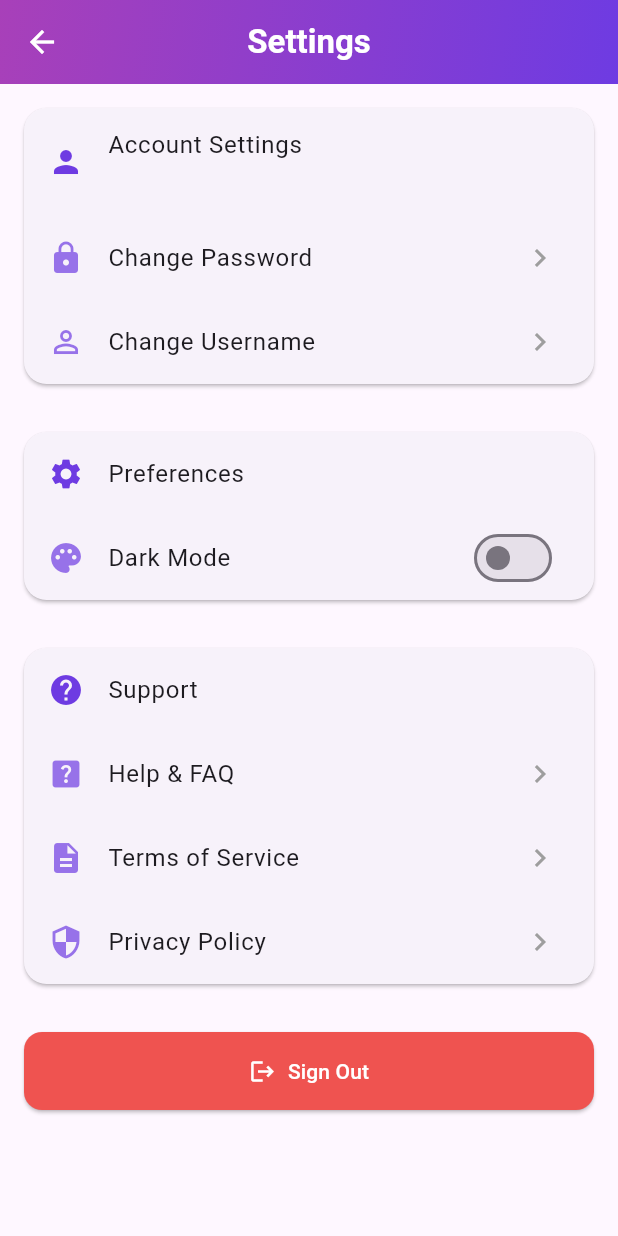
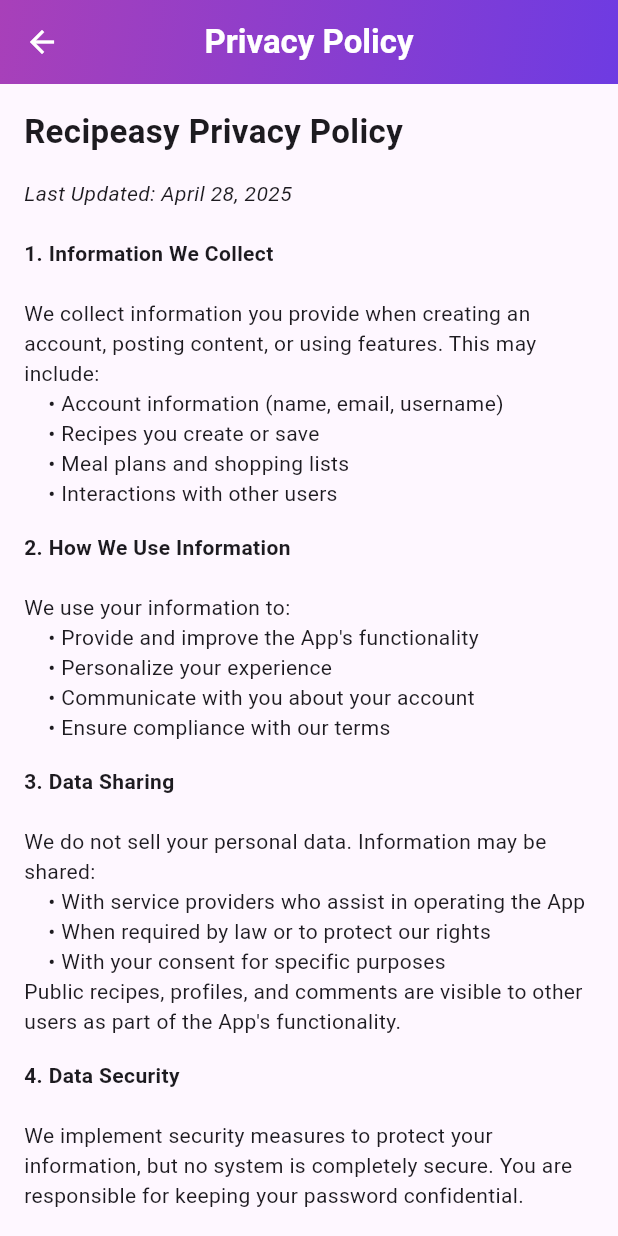
Before and after one commit to Shamsfathalla/Recipeasy, a Flutter app: the SettingsPage screen opened directly, after a tap on "Privacy Policy", on a phone screen of 412 x 824 dp. Run offline on Flutter 3.47's test engine with Material 3 defaults, Android fonts, the light colour scheme and no system bars; our stand-ins replace cloud_firestore, firebase_auth, firebase_core, shared_preferences; accounts and stored records are empty.

Commit message:
Final App

```diff
--- /dev/null
+++ b/lib/pages/privacy_policy_page.dart
@@ -0,0 +1,166 @@
+import 'package:flutter/material.dart';
+
+class PrivacyPolicyPage extends StatelessWidget {
+  const PrivacyPolicyPage({super.key});
+
+  @override
+  Widget build(BuildContext context) {
+    return Scaffold(
+      appBar: AppBar(
+        title: const Text(
+          'Privacy Policy',
+          style: TextStyle(
+            color: Colors.white,
+            fontWeight: FontWeight.bold,
+          ),
+        ),
+        centerTitle: true,
+        elevation: 0,
+        flexibleSpace: Container(
+          decoration: const BoxDecoration(
+            gradient: LinearGradient(
+              colors: [
+                Color.fromRGBO(168, 64, 185, 1),
+                Color.fromRGBO(110, 59, 226, 1),
+              ],
+              begin: Alignment.topLeft,
+              end: Alignment.bottomRight,
+            ),
+          ),
+        ),
+        iconTheme: const IconThemeData(
+          color: Colors.white,
+        ),
+      ),
+      body: SingleChildScrollView(
+        padding: const EdgeInsets.all(16.0),
+        child: Column(
+          crossAxisAlignment: CrossAxisAlignment.start,
+          children: [
+            const Text(
+              'Recipeasy Privacy Policy',
+              style: TextStyle(fontSize: 22, fontWeight: FontWeight.bold),
+            ),
+            const SizedBox(height: 16),
+            const Text(
+              'Last Updated: April 28, 2025\n',
+              style: TextStyle(fontStyle: FontStyle.italic),
+            ),
+            const Text(
+              '1. Information We Collect\n',
+              style: TextStyle(fontWeight: FontWeight.bold),
+            ),
+            const Text(
+              'We collect information you provide when creating an account, posting content, or using features. This may include:',
+            ),
+            const Padding(
+              padding: EdgeInsets.only(left: 16.0),
+              child: Column(
+                crossAxisAlignment: CrossAxisAlignment.start,
+                children: [
+                  Text('• Account information (name, email, username)'),
+                  Text('• Recipes you create or save'),
+                  Text('• Meal plans and shopping lists'),
+                  Text('• Interactions with other users'),
+                ],
+              ),
+            ),
+            const SizedBox(height: 16),
+            const Text(
+              '2. How We Use Information\n',
+              style: TextStyle(fontWeight: FontWeight.bold),
+            ),
+            const Text(
+              'We use your information to:',
+            ),
+            const Padding(
+              padding: EdgeInsets.only(left: 16.0),
+              child: Column(
+                crossAxisAlignment: CrossAxisAlignment.start,
+                children: [
+                  Text('• Provide and improve the App\'s functionality'),
+                  Text('• Personalize your experience'),
+                  Text('• Communicate with you about your account'),
+                  Text('• Ensure compliance with our terms'),
+                ],
+              ),
+            ),
+            const SizedBox(height: 16),
+            const Text(
+              '3. Data Sharing\n',
+              style: TextStyle(fontWeight: FontWeight.bold),
+            ),
+            const Text(
+              'We do not sell your personal data. Information may be shared:',
+            ),
+            const Padding(
+              padding: EdgeInsets.only(left: 16.0),
+              child: Column(
+                crossAxisAlignment: CrossAxisAlignment.start,
+                children: [
+                  Text('• With service providers who assist in operating the App'),
+                  Text('• When required by law or to protect our rights'),
+                  Text('• With your consent for specific purposes'),
+                ],
+              ),
+            ),
+            const Text(
+              'Public recipes, profiles, and comments are visible to other users as part of the App\'s functionality.',
+            ),
+            const SizedBox(height: 16),
+            const Text(
+              '4. Data Security\n',
+              style: TextStyle(fontWeight: FontWeight.bold),
+            ),
+            const Text(
+              'We implement security measures to protect your information, but no system is completely secure. You are responsible for keeping your password confidential.',
+            ),
+            const SizedBox(height: 16),
+            const Text(
+              '5. Your Choices\n',
+              style: TextStyle(fontWeight: FontWeight.bold),
+            ),
+            const Text(
+              'You can:',
+            ),
+            const Padding(
+              padding: EdgeInsets.only(left: 16.0),
+              child: Column(
+                crossAxisAlignment: CrossAxisAlignment.start,
+                children: [
+                  Text('• Update account information in settings'),
+                  Text('• Delete your account at any time'),
+                  Text('• Adjust notification preferences'),
+                ],
+              ),
+            ),
+            const SizedBox(height: 16),
+            const Text(
+              '6. Children\'s Privacy\n',
+              style: TextStyle(fontWeight: FontWeight.bold),
+            ),
+            const Text(
+              'Recipeasy is not intended for children under 13. We do not knowingly collect data from children under 13.',
+            ),
+            const SizedBox(height: 16),
+            const Text(
+              '7. Changes to This Policy\n',
+              style: TextStyle(fontWeight: FontWeight.bold),
+            ),
+            const Text(
+              'We may update this policy. Continued use after changes constitutes acceptance of the new policy.',
+            ),
+            const SizedBox(height: 16),
+            const Text(
+              '8. Contact Us\n',
+              style: TextStyle(fontWeight: FontWeight.bold),
+            ),
+            const Text(
+              'For questions about this policy, contact us at privacy@recipeasyapp.com.',
+            ),
+          ],
+        ),
+      ),
+    );
+  }
+}
--- a/lib/pages/settings_page.dart
+++ b/lib/pages/settings_page.dart
@@ -5,6 +5,9 @@
 import '/theme_provider.dart';
 import '../pages/login_register_page.dart';
 import '/services/firestore_services.dart';
+import '../pages/privacy_policy_page.dart';
+import '../pages/terms_of_service_page.dart';
+import '../pages/help_faq_page.dart';
 
 class SettingsPage extends StatelessWidget {
   final User? user;
@@ -85,10 +88,39 @@
         style: Theme.of(context).textTheme.bodyLarge,
       ),
     ),
-    _buildSettingsOption(context, Icons.help_center, 'Help & FAQ', () {}),
     _buildSettingsOption(
-        context, Icons.description, 'Terms of Service', () {}),
-    _buildSettingsOption(context, Icons.security, 'Privacy Policy', () {}),
+        context,
+        Icons.help_center,
+        'Help & FAQ',
+            () {
+          Navigator.push(
+            context,
+            MaterialPageRoute(builder: (context) => const HelpFAQPage()),
+          );
+        }
+    ),
+    _buildSettingsOption(
+        context,
+        Icons.description,
+        'Terms of Service',
+            () {
+          Navigator.push(
+            context,
+            MaterialPageRoute(builder: (context) => const TermsOfServicePage()),
+          );
+        }
+    ),
+    _buildSettingsOption(
+        context,
+        Icons.security,
+        'Privacy Policy',
+            () {
+          Navigator.push(
+            context,
+            MaterialPageRoute(builder: (context) => const PrivacyPolicyPage()),
+          );
+        }
+    ),
   ]);
 
   Widget _buildSignOutButton(BuildContext context) => Padding(
--- a/pubspec.yaml
+++ b/pubspec.yaml
@@ -21,6 +21,8 @@
   flutter_test:
     sdk: flutter
   flutter_lints: ^5.0.0
+  flutter_driver:
+    sdk: flutter
 
 flutter:
   uses-material-design: true
```
Also changed, not shown: lib/pages/help_faq_page.dart (added, +133 -0 lines), lib/pages/terms_of_service_page.dart (added, +117 -0 lines), pubspec.lock, 1 other file.
